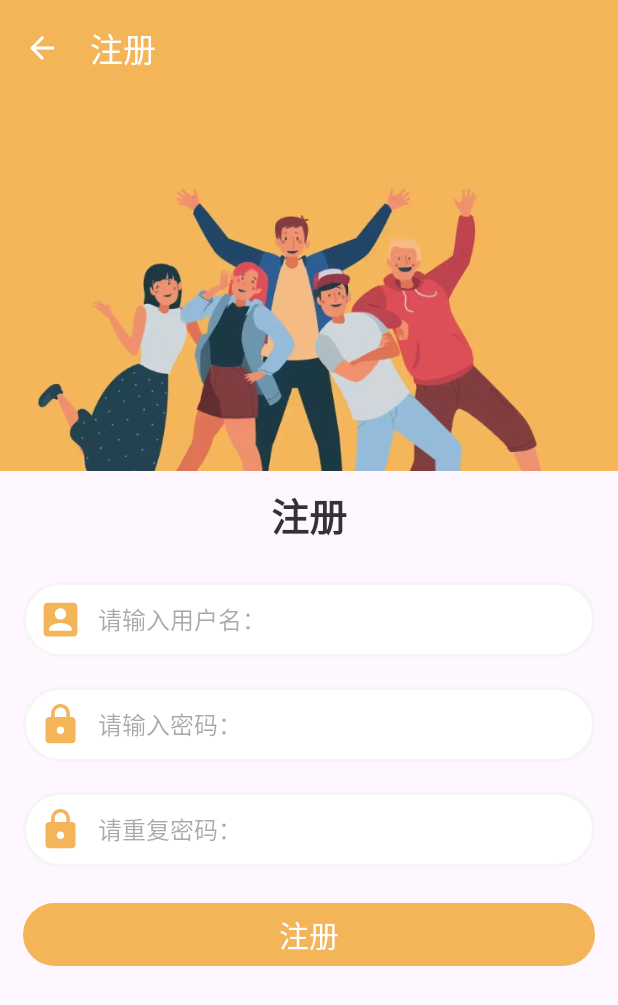
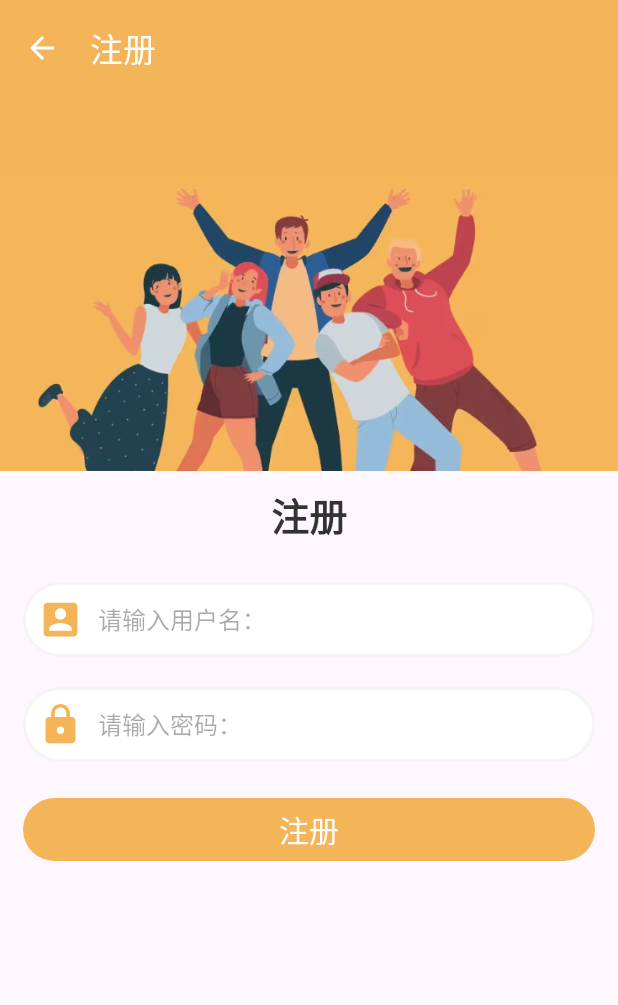
Before and after one commit to letmewi/ClassWork, an Android app: the screen it shows after launch (RegisterActivity), after a tap on "还未注册？", on a phone screen of 412 x 824 dp. Shown: the top 1005 px of the screen. Run offline under Robolectric (Android 15) with nearby library versions, the phone set to English and light mode, and no system bars.

Commit message:
6.10
完善了登录界面的错误判断，并增加了记住密码选项，登录注册界面功能初步实现

```diff
--- a/Anlaiye_test1/app/src/main/java/com/androidcourse/anlaiye_test1/LoginActivity.java
+++ b/Anlaiye_test1/app/src/main/java/com/androidcourse/anlaiye_test1/LoginActivity.java
@@ -4,9 +4,12 @@ import androidx.appcompat.app.AppCompatActivity;
 
 import android.annotation.SuppressLint;
 import android.content.Intent;
+import android.content.SharedPreferences;
 import android.os.Bundle;
 import android.text.TextUtils;
 import android.view.View;
+import android.widget.CheckBox;
+import android.widget.CompoundButton;
 import android.widget.EditText;
 import android.widget.Toast;
 
@@ -16,6 +19,11 @@ import com.androidcourse.anlaiye_test1.entity.UserInfo;
 public class LoginActivity extends AppCompatActivity {
     private EditText et_username;
     private EditText et_password;
+    private CheckBox rm_password;
+    private boolean is_login;
+
+    private SharedPreferences mSharedPreferences;
+
 
     @SuppressLint("MissingInflatedId")
     @Override
@@ -26,6 +34,19 @@ public class LoginActivity extends AppCompatActivity {
         //初始化
         et_username = findViewById(R.id.et_username);
         et_password = findViewById(R.id.et_password);
+        rm_password = findViewById(R.id.remember_password);
+
+        mSharedPreferences = getSharedPreferences("user",MODE_PRIVATE);
+
+        //记住密码状态确认
+        is_login = mSharedPreferences.getBoolean("is_login",false);
+        if (is_login){
+            String username = mSharedPreferences.getString("username",null);
+            String password = mSharedPreferences.getString("password",null);
+            et_username.setText(username);
+            et_password.setText(password);
+            rm_password.setChecked(true);
+        }
 
         //点击注册
         findViewById(R.id.toRegister).setOnClickListener(new View.OnClickListener() {
@@ -47,16 +68,37 @@ public class LoginActivity extends AppCompatActivity {
                     Toast.makeText(LoginActivity.this, "请输入用户名和密码", Toast.LENGTH_SHORT).show();
                 }else {
                     UserInfo login = UserDbHelper.getInstance(LoginActivity.this).login(username);
-                    if (username.equals(login.getUsername())&& password.equals(login.getPassword())){
-                        //登录成功
-                        Intent intent = new Intent(LoginActivity.this,MainActivity.class);
-                        startActivity(intent);
-                        finish();
+                    if(login!=null){
+                        if (username.equals(login.getUsername())&& password.equals(login.getPassword())){
+
+                            SharedPreferences.Editor editor = mSharedPreferences.edit();
+                            editor.putString("username",username);
+                            editor.putString("password",password);
+                            editor.putBoolean("is_login",is_login);
+                            editor.commit();
+
+                            //登录成功
+                            Intent intent = new Intent(LoginActivity.this,MainActivity.class);
+                            startActivity(intent);
+                            finish();
+                        }else {
+                            Toast.makeText(LoginActivity.this, "用户名或密码错误", Toast.LENGTH_SHORT).show();
+                        }
                     }else {
-                        Toast.makeText(LoginActivity.this, "登录失败", Toast.LENGTH_SHORT).show();
+                        Toast.makeText(LoginActivity.this, "该账号暂未注册", Toast.LENGTH_SHORT).show();
                     }
+
                 }
             }
         });
+
+        //记住密码
+        rm_password.setOnCheckedChangeListener(new CompoundButton.OnCheckedChangeListener() {
+            @Override
+            public void onCheckedChanged(CompoundButton buttonView, boolean isChecked) {
+                is_login = isChecked;
+            }
+        });
+
     }
 }
--- a/Anlaiye_test1/app/src/main/res/layout/activity_login.xml
+++ b/Anlaiye_test1/app/src/main/res/layout/activity_login.xml
@@ -94,6 +94,11 @@
             android:textSize="12sp"
             android:id="@+id/toRegister"
             android:text="还未注册？"/>
+        <CheckBox
+            android:id="@+id/remember_password"
+            android:layout_width="wrap_content"
+            android:layout_height="20dp"
+            android:text="记住密码"/>
 
         <Button
             android:layout_width="match_parent"
--- a/Anlaiye_test1/app/src/main/res/layout/activity_register.xml
+++ b/Anlaiye_test1/app/src/main/res/layout/activity_register.xml
@@ -93,30 +93,30 @@
 
         </androidx.appcompat.widget.LinearLayoutCompat>
 
-        <androidx.appcompat.widget.LinearLayoutCompat
-            android:layout_marginTop="20dp"
-            android:layout_width="match_parent"
-            android:background="@drawable/login_et_bg"
-            android:paddingLeft="10dp"
-            android:paddingRight="10dp"
-            android:layout_height="50dp" >
+<!--        <androidx.appcompat.widget.LinearLayoutCompat-->
+<!--            android:layout_marginTop="20dp"-->
+<!--            android:layout_width="match_parent"-->
+<!--            android:background="@drawable/login_et_bg"-->
+<!--            android:paddingLeft="10dp"-->
+<!--            android:paddingRight="10dp"-->
+<!--            android:layout_height="50dp" >-->
 
-            <ImageView
-                android:layout_gravity="center_vertical"
+<!--            <ImageView-->
+<!--                android:layout_gravity="center_vertical"-->
 
-                android:layout_width="wrap_content"
-                android:src="@drawable/login_password"
-                android:layout_height="wrap_content"/>
-            <EditText
-                android:layout_width="match_parent"
-                android:layout_height="match_parent"
-                android:layout_marginLeft="10dp"
-                android:background="@null"
-                android:inputType="textPassword"
-                android:hint="请重复密码："
-                android:textSize="16sp"/>
+<!--                android:layout_width="wrap_content"-->
+<!--                android:src="@drawable/login_password"-->
+<!--                android:layout_height="wrap_content"/>-->
+<!--            <EditText-->
+<!--                android:layout_width="match_parent"-->
+<!--                android:layout_height="match_parent"-->
+<!--                android:layout_marginLeft="10dp"-->
+<!--                android:background="@null"-->
+<!--                android:inputType="textPassword"-->
+<!--                android:hint="请重复密码："-->
+<!--                android:textSize="16sp"/>-->
 
-        </androidx.appcompat.widget.LinearLayoutCompat>
+<!--        </androidx.appcompat.widget.LinearLayoutCompat>-->
 
 
         <Button
```
